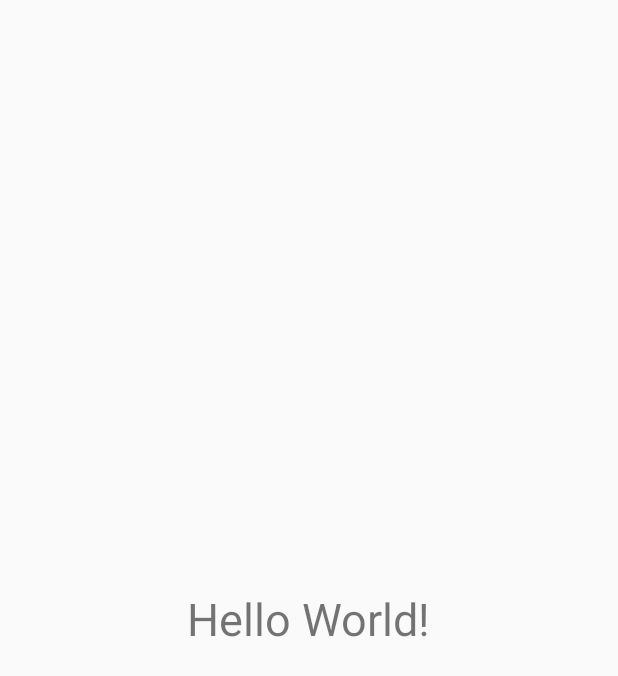
After one commit to JSMirabal/currency-rates, an Android app: the layout fragment_main.xml on its own in the app's theme, with its tools: preview values and no code run, on a phone screen of 412 x 824 dp. The commit adds this screen. Shown: the top 676 px of the screen. Run offline under Robolectric (Android 15) with nearby library versions, the phone set to English and light mode, and no system bars.

Commit message:
- Create abstract fragment and activity - Create some extension functions

```diff
--- a/app/src/main/AndroidManifest.xml
+++ b/app/src/main/AndroidManifest.xml
@@ -11,7 +11,7 @@
         android:supportsRtl="true"
         android:theme="@style/AppTheme">
 
-        <activity android:name="com.example.currency_rates.core.ui.MainActivity">
+        <activity android:name="com.example.currency_rates.feature.main.MainActivity">
             <intent-filter>
                 <action android:name="android.intent.action.MAIN" />
                 <action android:name="android.intent.action.VIEW" />
--- /dev/null
+++ b/app/src/main/res/layout/fragment_main.xml
@@ -0,0 +1,20 @@
+<?xml version="1.0" encoding="utf-8"?>
+<androidx.constraintlayout.widget.ConstraintLayout xmlns:android="http://schemas.android.com/apk/res/android"
+    xmlns:app="http://schemas.android.com/apk/res-auto"
+    xmlns:tools="http://schemas.android.com/tools"
+    android:layout_width="match_parent"
+    android:layout_height="match_parent">
+
+    <TextView
+        android:id="@+id/text"
+        app:layout_constraintBottom_toBottomOf="parent"
+        app:layout_constraintLeft_toLeftOf="parent"
+        app:layout_constraintRight_toRightOf="parent"
+        app:layout_constraintTop_toTopOf="parent"
+        android:layout_width="wrap_content"
+        android:layout_height="wrap_content"
+        android:textSize="30sp"
+        android:text="Hello World!"
+        tools:text="Hello World!"/>
+
+</androidx.constraintlayout.widget.ConstraintLayout>
```
Also changed, not shown: app/src/main/java/com/example/currency_rates/core/extensions/View.kt (added, +17 -0 lines), app/src/main/java/com/example/currency_rates/core/ui/BaseActivity.kt (added, +27 -0 lines), app/src/main/java/com/example/currency_rates/core/ui/BaseFragment.kt (added, +25 -0 lines), app/src/main/java/com/example/currency_rates/core/ui/MainActivity.kt (deleted, +0 -13 lines), app/src/main/java/com/example/currency_rates/feature/main/MainActivity.kt (added, +8 -0 lines), app/src/main/java/com/example/currency_rates/feature/main/MainFragment.kt (added, +19 -0 lines), app/src/main/res/layout/activity_main.xml (+12 -7 lines).
